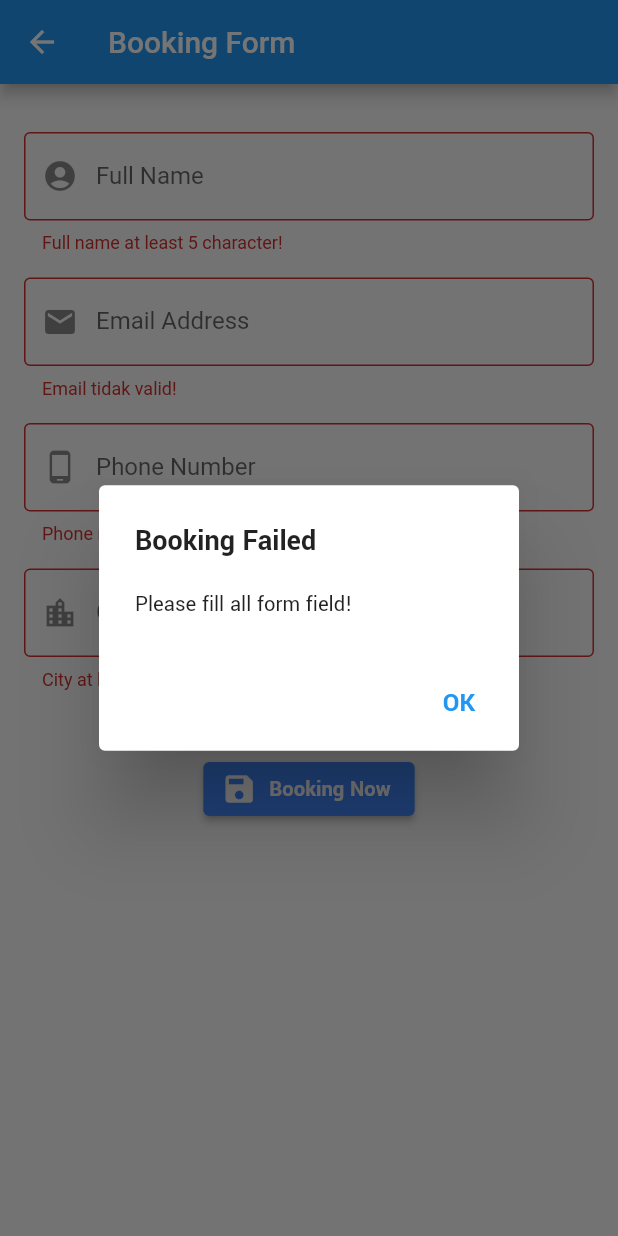
After one commit to nurazizah2471/SembakoPaylater_, a Flutter app: the form screen opened by its route, after a tap on "Booking Now", on a phone screen of 412 x 824 dp. The commit adds this screen. Run offline on Flutter 3.47's test engine with Material 2 defaults, Android fonts, the phone set to English and light mode, and no system bars; our stand-ins replace email_validator, fluttertoast.

Commit message:
PushAssignment2

```diff
--- /dev/null
+++ b/lib/Views/form.dart
@@ -0,0 +1,202 @@
+part of 'pages.dart';
+
+class form extends StatefulWidget {
+  const form({super.key, required this.title});
+
+  final String title;
+
+  static const String routeName = "/form";
+
+  @override
+  State<form> createState() => _form();
+}
+
+class _form extends State<form> {
+  final _bookingForm = GlobalKey<FormState>();
+  final ctrlName = TextEditingController();
+  final ctrlEmail = TextEditingController();
+  final ctrlPhone = TextEditingController();
+  final ctrlCity = TextEditingController();
+
+  @override
+  void dispose() {
+    // Clean up the controller when the widget is disposed.
+    ctrlName.dispose();
+    ctrlEmail.dispose();
+    ctrlPhone.dispose();
+    ctrlCity.dispose();
+    super.dispose();
+  }
+
+  @override
+  Widget build(BuildContext context) {
+    return Scaffold(
+        resizeToAvoidBottomInset: false,
+        appBar: AppBar(
+          title: Text(widget.title),
+        ),
+        body: Container(
+          height: double.infinity,
+          width: double.infinity,
+          padding: EdgeInsets.all(16),
+          child: Form(
+            key: _bookingForm,
+            child: Column(
+              children: [
+                SizedBox(height: 16),
+                TextFormField(
+                  keyboardType: TextInputType.name,
+                  decoration: InputDecoration(
+                    labelText: "Full Name",
+                    border: OutlineInputBorder(),
+                    prefixIcon: Icon(Icons.account_circle),
+                  ),
+                  controller: ctrlName,
+                  autovalidateMode: AutovalidateMode.onUserInteraction,
+                  validator: (value) {
+                    return value.toString().length < 5
+                        ? 'Full name at least 5 character!'
+                        : null;
+                  },
+                ),
+                SizedBox(height: 16),
+                TextFormField(
+                  keyboardType: TextInputType.emailAddress,
+                  decoration: InputDecoration(
+                    labelText: "Email Address",
+                    border: OutlineInputBorder(),
+                    prefixIcon: Icon(Icons.email),
+                  ),
+                  controller: ctrlEmail,
+                  autovalidateMode: AutovalidateMode.onUserInteraction,
+                  validator: (value) {
+                    return !EmailValidator.validate(value.toString())
+                        ? 'Email tidak valid!'
+                        : null;
+                  },
+                ),
+                SizedBox(height: 16),
+                TextFormField(
+                  keyboardType: TextInputType.phone,
+                  decoration: InputDecoration(
+                    labelText: "Phone Number",
+                    border: OutlineInputBorder(),
+                    prefixIcon: Icon(Icons.phone_android),
+                  ),
+                  controller: ctrlPhone,
+                  autovalidateMode: AutovalidateMode.onUserInteraction,
+                  validator: (value) {
+                    return value.toString().length < 8
+                        ? 'Phone number at least 8 character!'
+                        : null;
+                  },
+                ),
+                SizedBox(height: 16),
+                TextFormField(
+                  keyboardType: TextInputType.text,
+                  decoration: InputDecoration(
+                    labelText: "City",
+                    border: OutlineInputBorder(),
+                    prefixIcon: Icon(Icons.location_city),
+                  ),
+                  controller: ctrlCity,
+                  autovalidateMode: AutovalidateMode.onUserInteraction,
+                  validator: (value) {
+                    return value.toString().length < 4
+                        ? 'City at least 4 character!'
+                        : null;
+                  },
+                ),
+                SizedBox(height: 32),
+                Padding(
+                    padding: EdgeInsets.all(10.0),
+                    child: ElevatedButton.icon(
+                      icon: Icon(Icons.save),
+                      label: Text(
+                        "Booking Now",
+                        style: TextStyle(
+                          fontSize: 15,
+                          fontFamily: 'Yantramanav',
+                        ),
+                      ),
+                      style:
+                          ElevatedButton.styleFrom(primary: Colors.blueAccent),
+                      onPressed: () {
+                        if (_bookingForm.currentState!.validate()) {
+                          Widget bookingConfirmedWidget = Text(
+                            'Name: ' +
+                                ctrlName.text.toString() +
+                                '\nEmail: ' +
+                                ctrlEmail.text.toString() +
+                                '\nPhone: ' +
+                                ctrlPhone.text.toString() +
+                                '\nCity: ' +
+                                ctrlCity.text.toString(),
+                            style: TextStyle(
+                              fontSize: 15,
+                              fontFamily: 'YantramanavRegular',
+                            ),
+                          );
+                          showAlertDialog(context, "Booking Confirmation",
+                              bookingConfirmedWidget, true);
+                        } else {
+                          Widget textContent = Text(
+                            "Please fill all form field!",
+                            style: TextStyle(
+                              fontSize: 15,
+                              fontFamily: 'YantramanavRegular',
+                            ),
+                          );
+                          showAlertDialog(
+                              context, "Booking Failed", textContent, false);
+                        }
+                      },
+                    )),
+              ],
+            ),
+          ),
+        ));
+  }
+}
+
+showAlertDialog(
+    BuildContext context, String title, Widget content, bool confirmed) {
+  Widget okButton = TextButton(
+    child: Text(
+      "OK",
+      style: TextStyle(
+        fontSize: 18,
+        fontFamily: 'Yantramanav',
+      ),
+    ),
+    onPressed: () {
+      if (confirmed) {
+        Navigator.of(context).pop();
+        Navigator.pop(context);
+      } else {
+        Navigator.of(context).pop();
+      }
+    },
+  );
+
+  AlertDialog alert = AlertDialog(
+    title: Text(
+      title,
+      style: TextStyle(
+        fontSize: 20,
+        fontFamily: 'Yantramanav',
+      ),
+    ),
+    content: content,
+    actions: [
+      okButton,
+    ],
+  );
+
+  showDialog(
+    context: context,
+    builder: (BuildContext context) {
+      return alert;
+    },
+  );
+}
--- a/lib/home.dart
+++ b/lib/Views/home.dart
@@ -1,5 +1,4 @@
-import 'package:flutter/material.dart';
-import 'package:fluttertoast/fluttertoast.dart';
+part of 'pages.dart';
 
 class Home extends StatefulWidget {
   const Home({super.key, required this.title});
@@ -248,6 +247,26 @@ class _HomeState extends State<Home> {
                   },
                 ),
               ),
+              Container(
+                alignment: Alignment.bottomRight,
+                margin: EdgeInsets.only(
+                  bottom: 25.0,
+                  right: 25.0,
+                ),
+                child: FloatingActionButton.extended(
+                  label: const Text(
+                    "Book Now",
+                    style: TextStyle(
+                      fontSize: 15,
+                      fontWeight: FontWeight.bold,
+                    ),
+                  ),
+                  elevation: 30.0,
+                  onPressed: () {
+                    Navigator.pushNamed(context, form.routeName);
+                  },
+                ),
+              ),
             ],
           ),
         ));
--- /dev/null
+++ b/lib/Views/pages.dart
@@ -0,0 +1,7 @@
+import 'package:email_validator/email_validator.dart';
+import 'package:flutter/material.dart';
+import 'package:fluttertoast/fluttertoast.dart';
+
+part 'home.dart';
+
+part 'form.dart';
--- a/lib/main.dart
+++ b/lib/main.dart
@@ -1,5 +1,5 @@
+import 'package:sembako_paylater/Views/pages.dart';
 import 'package:flutter/material.dart';
-import 'package:sembako_paylater/home.dart';
 
 void main() {
   runApp(const MyApp());
@@ -12,11 +12,16 @@ class MyApp extends StatelessWidget {
   @override
   Widget build(BuildContext context) {
     return MaterialApp(
+      debugShowCheckedModeBanner: false,
       title: 'Flutter Apps',
       theme: ThemeData(
         primarySwatch: Colors.blue,
       ),
-      home: const Home(title: 'Mission 1'),
+      initialRoute: '/',
+      routes: {
+        '/': (context) => Home(title: 'Mission 1'),
+        form.routeName: (context) => form(title: 'Booking Form'),
+      },
     );
   }
 }
--- a/pubspec.yaml
+++ b/pubspec.yaml
@@ -36,6 +36,7 @@ dependencies:
   # Use with the CupertinoIcons class for iOS style icons.
   cupertino_icons: ^1.0.2
   fluttertoast: ^8.0.9
+  email_validator: ^2.1.17
 
 dev_dependencies:
   flutter_test:
@@ -67,6 +68,9 @@ flutter:
     - family: Yantramanav
       fonts:
         - asset: google_fonts/Yantramanav-Bold.ttf
+    - family: YantramanavRegular
+      fonts:
+        - asset: google_fonts/Yantramanav-Regular.ttf
 
   # An image asset can refer to one or more resolution-specific "variants", see
   # https://flutter.dev/assets-and-images/#resolution-aware
```
Also changed, not shown: pubspec.lock.
